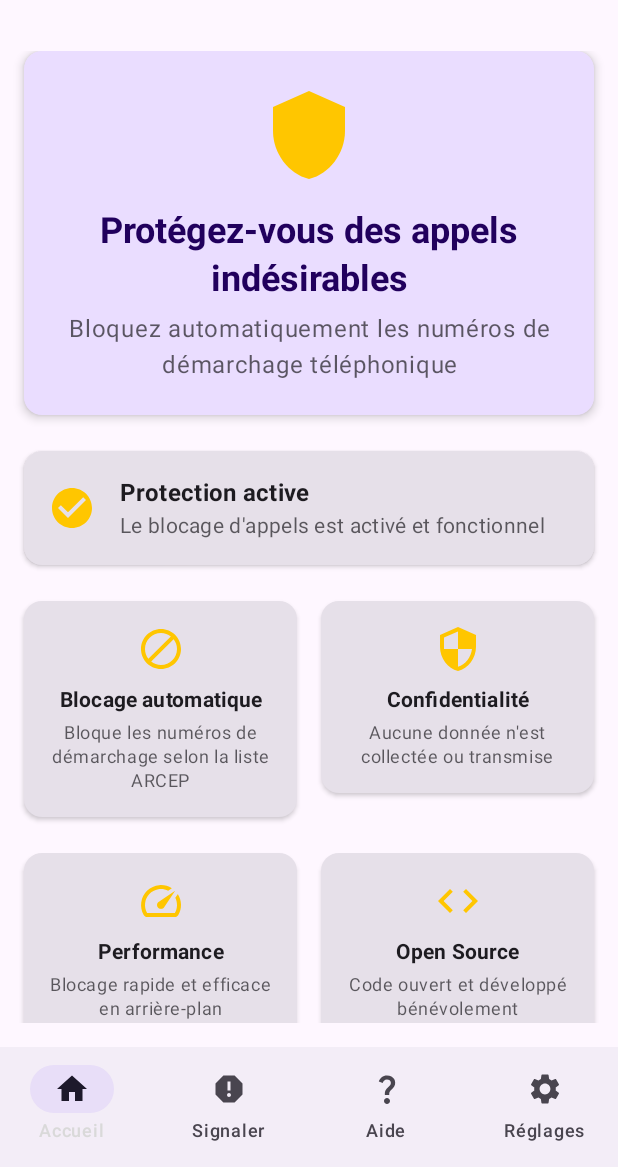
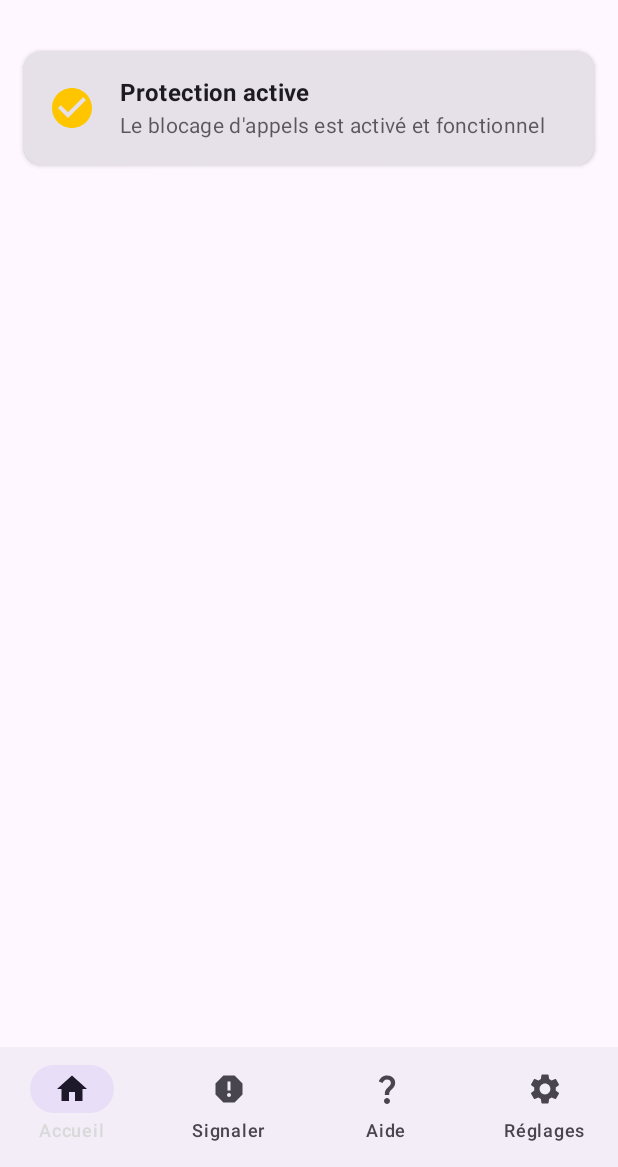
Before and after one commit to cbouvat/saracroche-android, an Android app built with Jetpack Compose: the screen it shows after launch (MainActivity), on a phone screen of 412 x 824 dp, the part 69-1236 px from its top. Run offline under Robolectric (Android 15) with nearby library versions, the phone set to English and light mode, and no system bars.

Commit message:
Refactor HomeScreen: Simplify layout structure and remove unused components

```diff
--- a/app/src/main/java/com/cbouvat/android/saracroche/ui/home/HomeScreen.kt
+++ b/app/src/main/java/com/cbouvat/android/saracroche/ui/home/HomeScreen.kt
@@ -1,23 +1,35 @@
 package com.cbouvat.android.saracroche.ui.home
 
-import androidx.compose.foundation.layout.*
-import androidx.compose.foundation.rememberScrollState
-import androidx.compose.foundation.verticalScroll
+import androidx.compose.foundation.layout.Arrangement
+import androidx.compose.foundation.layout.Column
+import androidx.compose.foundation.layout.Row
+import androidx.compose.foundation.layout.Spacer
+import androidx.compose.foundation.layout.fillMaxSize
+import androidx.compose.foundation.layout.fillMaxWidth
+import androidx.compose.foundation.layout.padding
+import androidx.compose.foundation.layout.size
+import androidx.compose.foundation.layout.width
 import androidx.compose.material.icons.Icons
-import androidx.compose.material.icons.filled.*
-import androidx.compose.material3.*
-import androidx.compose.runtime.*
+import androidx.compose.material.icons.filled.CheckCircle
+import androidx.compose.material3.Card
+import androidx.compose.material3.CardDefaults
+import androidx.compose.material3.ExperimentalMaterial3Api
+import androidx.compose.material3.Icon
+import androidx.compose.material3.MaterialTheme
+import androidx.compose.material3.Scaffold
+import androidx.compose.material3.Text
+import androidx.compose.material3.TopAppBar
+import androidx.compose.runtime.Composable
 import androidx.compose.ui.Alignment
 import androidx.compose.ui.Modifier
 import androidx.compose.ui.text.font.FontWeight
-import androidx.compose.ui.text.style.TextAlign
+import androidx.compose.ui.tooling.preview.Preview
 import androidx.compose.ui.unit.dp
-import androidx.compose.ui.unit.sp
 
 @OptIn(ExperimentalMaterial3Api::class)
+@Preview
 @Composable
 fun HomeScreen() {
-  val scrollState = rememberScrollState()
 
     Scaffold(
         topBar = {
@@ -30,90 +42,14 @@ fun HomeScreen() {
             modifier = Modifier
                 .fillMaxSize()
                 .padding(paddingValues)
-        .padding(16.dp)
-        .verticalScroll(scrollState),
+                .padding(16.dp),
             verticalArrangement = Arrangement.spacedBy(24.dp),
             horizontalAlignment = Alignment.CenterHorizontally
         ) {
-      // Hero Section
-      Card(
-        modifier = Modifier.fillMaxWidth(),
-        elevation = CardDefaults.cardElevation(defaultElevation = 4.dp),
-        colors = CardDefaults.cardColors(
-          containerColor = MaterialTheme.colorScheme.primaryContainer
-        )
-      ) {
-        Column(
-          modifier = Modifier.padding(24.dp),
-          horizontalAlignment = Alignment.CenterHorizontally
-        ) {
-          Icon(
-            imageVector = Icons.Default.Shield,
-            contentDescription = null,
-            modifier = Modifier.size(64.dp),
-            tint = MaterialTheme.colorScheme.primary
-          )
-          Spacer(modifier = Modifier.height(16.dp))
-          Text(
-            text = "Protégez-vous des appels indésirables",
-            style = MaterialTheme.typography.headlineSmall.copy(
-              fontWeight = FontWeight.Bold,
-              textAlign = TextAlign.Center
-            )
-          )
-          Spacer(modifier = Modifier.height(8.dp))
-          Text(
-            text = "Bloquez automatiquement les numéros de démarchage téléphonique",
-            style = MaterialTheme.typography.bodyLarge.copy(
-              textAlign = TextAlign.Center
-            ),
-            color = MaterialTheme.colorScheme.onSurface.copy(alpha = 0.7f)
-          )
-        }
-      }
-
             // Status Card
             StatusCard()
 
-      // Features Cards
-      Row(
-        modifier = Modifier.fillMaxWidth(),
-        horizontalArrangement = Arrangement.spacedBy(16.dp)
-      ) {
-        FeatureCard(
-          modifier = Modifier.weight(1f),
-          icon = Icons.Default.Block,
-          title = "Blocage automatique",
-          description = "Bloque les numéros de démarchage selon la liste ARCEP"
-        )
-        FeatureCard(
-          modifier = Modifier.weight(1f),
-          icon = Icons.Default.Security,
-          title = "Confidentialité",
-          description = "Aucune donnée n'est collectée ou transmise"
-        )
-      }
 
-      Row(
-        modifier = Modifier.fillMaxWidth(),
-        horizontalArrangement = Arrangement.spacedBy(16.dp)
-      ) {
-        FeatureCard(
-          modifier = Modifier.weight(1f),
-          icon = Icons.Default.Speed,
-          title = "Performance",
-          description = "Blocage rapide et efficace en arrière-plan"
-        )
-        FeatureCard(
-          modifier = Modifier.weight(1f),
-          icon = Icons.Default.Code,
-          title = "Open Source",
-          description = "Code ouvert et développé bénévolement"
-        )
-      }
-
-      // Statistics Card
-      StatisticsCard()
         }
     }
 }
@@ -151,96 +87,3 @@ fun StatusCard() {
         }
     }
 }
-
-@Composable
-fun FeatureCard(
-  modifier: Modifier = Modifier,
-  icon: androidx.compose.ui.graphics.vector.ImageVector,
-  title: String,
-  description: String
-) {
-  Card(
-    modifier = modifier,
-    elevation = CardDefaults.cardElevation(defaultElevation = 2.dp)
-  ) {
-    Column(
-      modifier = Modifier.padding(16.dp),
-      horizontalAlignment = Alignment.CenterHorizontally
-    ) {
-      Icon(
-        imageVector = icon,
-        contentDescription = null,
-        modifier = Modifier.size(32.dp),
-        tint = MaterialTheme.colorScheme.primary
-      )
-      Spacer(modifier = Modifier.height(8.dp))
-      Text(
-        text = title,
-        style = MaterialTheme.typography.titleSmall.copy(
-          fontWeight = FontWeight.Bold
-        ),
-        textAlign = TextAlign.Center
-      )
-      Spacer(modifier = Modifier.height(4.dp))
-      Text(
-        text = description,
-        style = MaterialTheme.typography.bodySmall,
-        textAlign = TextAlign.Center,
-        color = MaterialTheme.colorScheme.onSurface.copy(alpha = 0.7f)
-      )
-    }
-  }
-}
-
-@Composable
-fun StatisticsCard() {
-  Card(
-    modifier = Modifier.fillMaxWidth(),
-    elevation = CardDefaults.cardElevation(defaultElevation = 2.dp)
-  ) {
-    Column(
-      modifier = Modifier.padding(16.dp)
-    ) {
-      Text(
-        text = "Statistiques de protection",
-        style = MaterialTheme.typography.titleMedium.copy(
-          fontWeight = FontWeight.Bold
-        )
-      )
-      Spacer(modifier = Modifier.height(16.dp))
-
-      Row(
-        modifier = Modifier.fillMaxWidth(),
-        horizontalArrangement = Arrangement.SpaceEvenly
-      ) {
-        StatItem("15000+", "Numéros bloqués")
-        StatItem("24/7", "Protection active")
-        StatItem("0", "Données collectées")
-      }
-    }
-  }
-}
-
-@Composable
-fun StatItem(
-  value: String,
-  label: String
-) {
-  Column(
-    horizontalAlignment = Alignment.CenterHorizontally
-  ) {
-    Text(
-      text = value,
-      style = MaterialTheme.typography.headlineSmall.copy(
-        fontWeight = FontWeight.Bold,
-        color = MaterialTheme.colorScheme.primary
-      )
-    )
-    Text(
-      text = label,
-      style = MaterialTheme.typography.bodySmall,
-      textAlign = TextAlign.Center,
-      color = MaterialTheme.colorScheme.onSurface.copy(alpha = 0.7f)
-    )
-  }
-}
```
Lines whose indentation alone changed are shown as unchanged.
